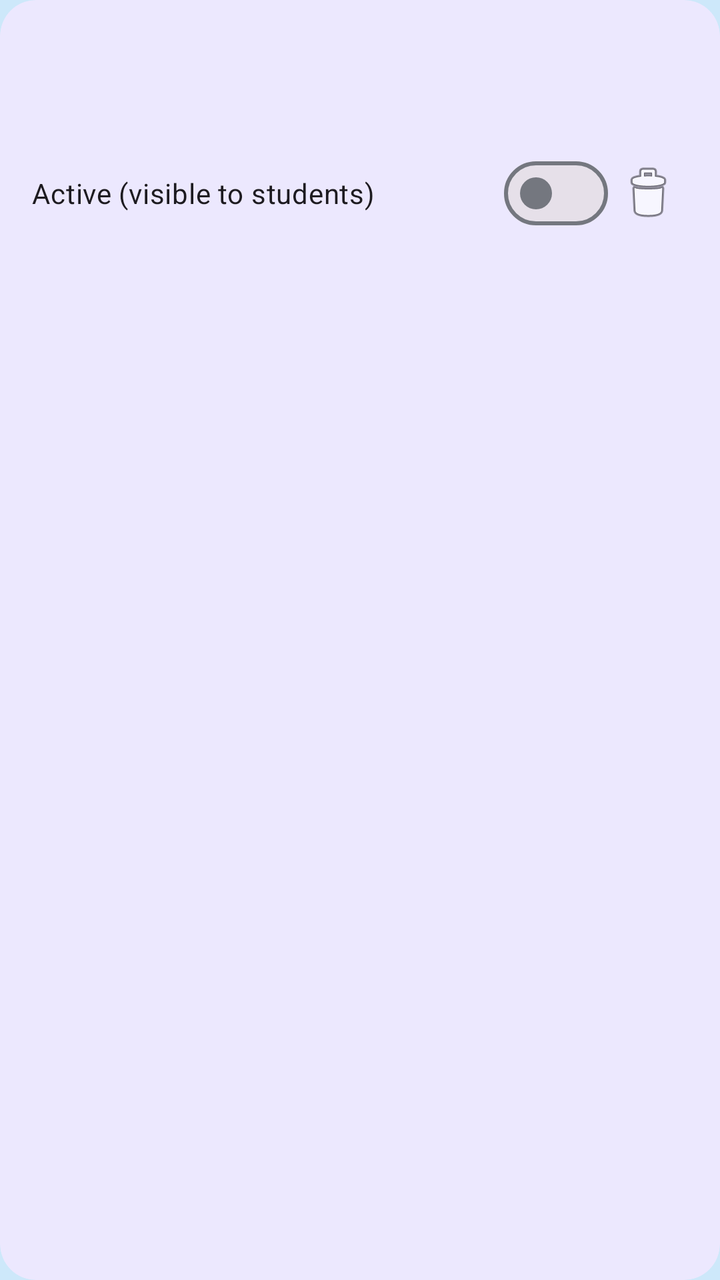
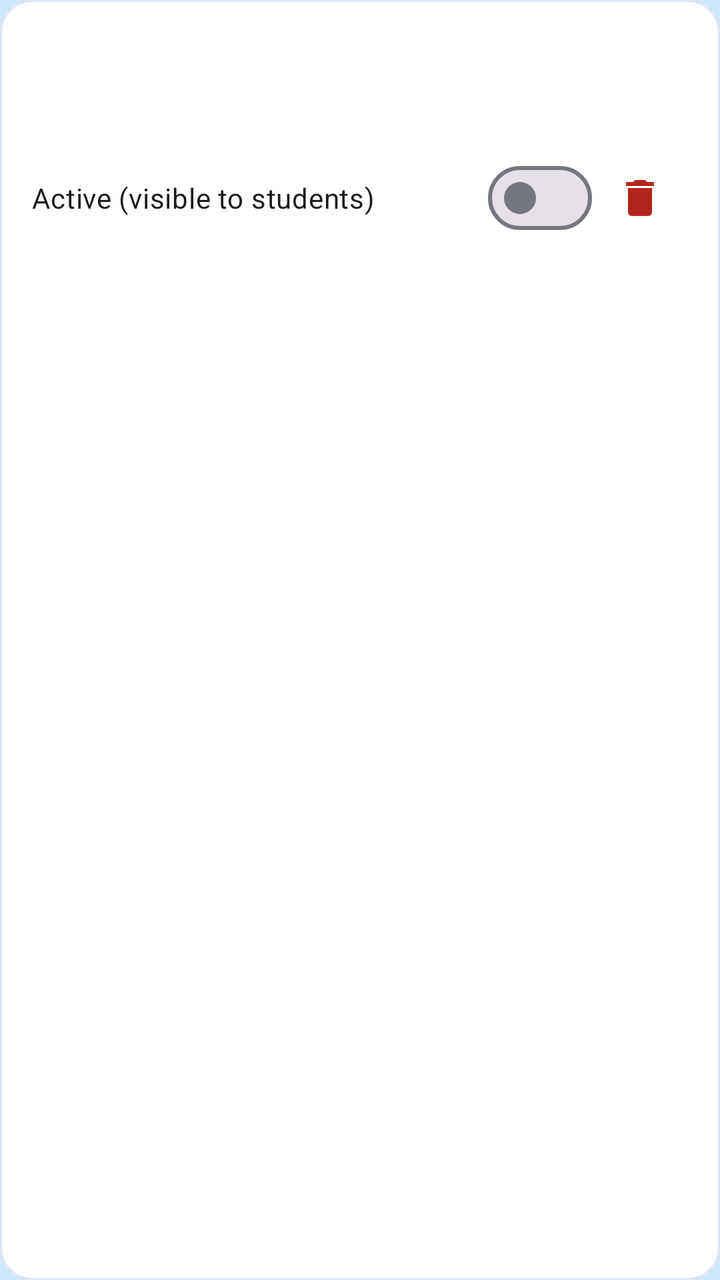

Screens rendered from an Android XML layout before and after an edit, with the pre-edit source and the edit as a unified diff.
<!-- AndroidManifest.xml: application theme Theme.CampusConnect -->
<!-- res/layout/item_ad_row.xml -->
<?xml version="1.0" encoding="utf-8"?>
<com.google.android.material.card.MaterialCardView xmlns:android="http://schemas.android.com/apk/res/android"
    xmlns:app="http://schemas.android.com/apk/res-auto"
    android:layout_width="match_parent"
    android:layout_height="wrap_content"
    android:layout_margin="8dp"
    app:cardCornerRadius="18dp"
    app:cardElevation="0dp">

    <LinearLayout
        android:layout_width="match_parent"
        android:layout_height="wrap_content"
        android:orientation="vertical"
        android:padding="16dp">

        <ImageView
            android:id="@+id/adImage"
            android:layout_width="match_parent"
            android:layout_height="120dp"
            android:layout_marginBottom="8dp"
            android:scaleType="centerCrop"
            android:visibility="gone"
            android:contentDescription="@string/create_ad" />

        <TextView
            android:id="@+id/adTitle"
            android:layout_width="match_parent"
            android:layout_height="wrap_content"
            android:textStyle="bold"
            android:textSize="16sp" />

        <TextView
            android:id="@+id/adMessage"
            android:layout_width="match_parent"
            android:layout_height="wrap_content"
            android:layout_marginTop="4dp"
            android:textSize="14sp" />

        <LinearLayout
            android:layout_width="match_parent"
            android:layout_height="wrap_content"
            android:layout_marginTop="12dp"
            android:gravity="center_vertical"
            android:orientation="horizontal">

            <com.google.android.material.materialswitch.MaterialSwitch
                android:id="@+id/activeSwitch"
                android:layout_width="0dp"
                android:layout_height="wrap_content"
                android:layout_weight="1"
                android:text="@string/ad_active_label" />

            <ImageButton
                android:id="@+id/deleteAdButton"
                android:layout_width="40dp"
                android:layout_height="40dp"
                android:background="?attr/selectableItemBackgroundBorderless"
                android:src="@android:drawable/ic_menu_delete"
                android:contentDescription="@string/delete_event" />
        </LinearLayout>
    </LinearLayout>
</com.google.android.material.card.MaterialCardView>
<!-- resources referenced by this layout -->
<resources>
  <style name="Base.Theme.CampusConnect" parent="Theme.Material3.DayNight.NoActionBar">
          
          <item name="colorPrimary">@color/primary</item>
          <item name="colorOnPrimary">@color/on_primary</item>
          <item name="colorSecondary">@color/secondary</item>
          <item name="colorOnSecondary">@color/on_secondary</item>
          <item name="colorTertiary">@color/tertiary</item>
          <item name="colorOnTertiary">@color/on_tertiary</item>
          <item name="android:windowBackground">@color/background</item>
          <item name="colorSurface">@color/surface</item>
          <item name="colorOnSurface">@color/on_surface</item>
  
          <item name="colorSurfaceVariant">@color/surface_variant</item>
          <item name="colorOnSurfaceVariant">@color/on_surface_variant</item>
          <item name="colorError">@color/error</item>
          <item name="colorOnError">@color/on_error</item>
          <item name="colorOutline">@color/outline</item>
          <item name="colorOutlineVariant">@color/outline_variant</item>
          <item name="android:statusBarColor">@color/primary</item>
  
          
          <item name="materialCardViewStyle">@style/Widget.CampusConnect.Card</item>
          <item name="toolbarStyle">@style/Widget.CampusConnect.Toolbar</item>
      </style>
  <style name="Widget.CampusConnect.Card" parent="Widget.Material3.CardView.Elevated">
          
          <item name="cardBackgroundColor">@color/tile_bg</item>
          <item name="cardCornerRadius">18dp</item>
          <item name="cardElevation">0dp</item>
          <item name="strokeWidth">0dp</item>
      </style>
  <style name="Widget.CampusConnect.Toolbar" parent="Widget.Material3.Toolbar">
          <item name="navigationIconTint">?attr/colorOnPrimary</item>
          <item name="android:theme">@style/ThemeOverlay.CampusConnect.Toolbar</item>
      </style>
  <color name="tile_bg">#ECE8FE</color>
  <style name="ThemeOverlay.CampusConnect.Toolbar" parent="">
          <item name="colorControlNormal">?attr/colorOnPrimary</item>
      </style>
  <!-- unchanged entries left out for length: 19 -->
</resources>

<!-- the commit's change to res/layout/item_ad_row.xml (unified diff, before → after) -->
@@ -3,21 +3,21 @@
     xmlns:app="http://schemas.android.com/apk/res-auto"
     android:layout_width="match_parent"
     android:layout_height="wrap_content"
-    android:layout_margin="8dp"
-    app:cardCornerRadius="18dp"
-    app:cardElevation="0dp">
+    android:layout_margin="@dimen/space_s"
+    app:cardCornerRadius="@dimen/radius_card">
 
     <LinearLayout
         android:layout_width="match_parent"
         android:layout_height="wrap_content"
         android:orientation="vertical"
-        android:padding="16dp">
+        android:padding="@dimen/space_l">
 
         <ImageView
             android:id="@+id/adImage"
             android:layout_width="match_parent"
             android:layout_height="120dp"
-            android:layout_marginBottom="8dp"
+            android:layout_marginBottom="@dimen/space_s"
+            android:background="@drawable/bg_image_placeholder"
             android:scaleType="centerCrop"
             android:visibility="gone"
             android:contentDescription="@string/create_ad" />
@@ -26,20 +26,19 @@
             android:id="@+id/adTitle"
             android:layout_width="match_parent"
             android:layout_height="wrap_content"
-            android:textStyle="bold"
-            android:textSize="16sp" />
+            android:textAppearance="@style/TextAppearance.CampusConnect.CardTitle" />
 
         <TextView
             android:id="@+id/adMessage"
             android:layout_width="match_parent"
             android:layout_height="wrap_content"
-            android:layout_marginTop="4dp"
-            android:textSize="14sp" />
+            android:layout_marginTop="@dimen/space_xs"
+            android:textAppearance="@style/TextAppearance.CampusConnect.Body" />
 
         <LinearLayout
             android:layout_width="match_parent"
             android:layout_height="wrap_content"
-            android:layout_marginTop="12dp"
+            android:layout_marginTop="@dimen/space_m"
             android:gravity="center_vertical"
             android:orientation="horizontal">
 
@@ -52,10 +51,13 @@
 
             <ImageButton
                 android:id="@+id/deleteAdButton"
-                android:layout_width="40dp"
-                android:layout_height="40dp"
+                android:layout_width="@dimen/touch_target"
+                android:layout_height="@dimen/touch_target"
+                android:padding="@dimen/space_m"
+                android:scaleType="fitCenter"
                 android:background="?attr/selectableItemBackgroundBorderless"
-                android:src="@android:drawable/ic_menu_delete"
+                android:src="@drawable/ic_delete"
+                app:tint="?attr/colorError"
                 android:contentDescription="@string/delete_event" />
         </LinearLayout>
     </LinearLayout>
<!-- resource entries referenced after the edit -->
@@ -1,5 +1,55 @@
 <!-- resources referenced by this layout -->
 <resources>
+  <dimen name="radius_card">16dp</dimen>
+  <dimen name="space_l">16dp</dimen>
+  <dimen name="space_m">12dp</dimen>
+  <dimen name="space_s">8dp</dimen>
+  <dimen name="space_xs">4dp</dimen>
+  <dimen name="touch_target">48dp</dimen>
+  <!-- drawable bg_image_placeholder (drawable) -->
+  <?xml version="1.0" encoding="utf-8"?>
+  <layer-list xmlns:android="http://schemas.android.com/apk/res/android">
+      <item>
+          <shape android:shape="rectangle">
+              <solid android:color="@color/image_placeholder" />
+          </shape>
+      </item>
+      <item
+          android:width="32dp"
+          android:height="32dp"
+          android:gravity="center"
+          android:drawable="@drawable/ic_image_placeholder" />
+  </layer-list>
+  <!-- drawable ic_delete (drawable) -->
+  <?xml version="1.0" encoding="utf-8"?>
+  <vector xmlns:android="http://schemas.android.com/apk/res/android"
+      android:width="24dp" android:height="24dp"
+      android:viewportWidth="24" android:viewportHeight="24">
+      <path android:fillColor="#FF000000"
+          android:pathData="M6,19c0,1.1 0.9,2 2,2h8c1.1,0 2,-0.9 2,-2V7H6v12zM19,4h-3.5l-1,-1h-5l-1,1H5v2h14V4z" />
+  </vector>
+  <style name="TextAppearance.CampusConnect.Body" parent="TextAppearance.Material3.BodyLarge">
+          <item name="android:textSize">15sp</item>
+          <item name="android:textColor">@color/text_primary</item>
+      </style>
+  <style name="TextAppearance.CampusConnect.CardTitle" parent="TextAppearance.Material3.TitleMedium">
+          <item name="android:textSize">17sp</item>
+          <item name="android:textStyle">bold</item>
+      </style>
+  <color name="image_placeholder">#D7DCEB</color>
+  <!-- drawable ic_image_placeholder (drawable) -->
+  <?xml version="1.0" encoding="utf-8"?>
+  <vector xmlns:android="http://schemas.android.com/apk/res/android"
+      android:width="24dp"
+      android:height="24dp"
+      android:viewportWidth="24"
+      android:viewportHeight="24">
+      <path
+          android:fillColor="@color/text_secondary"
+          android:fillAlpha="0.6"
+          android:pathData="M21,19V5c0,-1.1 -0.9,-2 -2,-2H5c-1.1,0 -2,0.9 -2,2v14c0,1.1 0.9,2 2,2h14c1.1,0 2,-0.9 2,-2zM8.5,13.5l2.5,3.01L14.5,12l4.5,6H5l3.5,-4.5z" />
+  </vector>
+  <color name="text_primary">#1B1B2F</color>
   <style name="Base.Theme.CampusConnect" parent="Theme.Material3.DayNight.NoActionBar">
           
           <item name="colorPrimary">@color/primary</item>
@@ -22,23 +72,61 @@
   
           
           <item name="materialCardViewStyle">@style/Widget.CampusConnect.Card</item>
+          <item name="materialButtonStyle">@style/Widget.CampusConnect.Button</item>
+          <item name="materialAlertDialogTheme">@style/ThemeOverlay.CampusConnect.Dialog</item>
+          <item name="alertDialogTheme">@style/ThemeOverlay.CampusConnect.Dialog</item>
+          <item name="snackbarStyle">@style/Widget.CampusConnect.Snackbar</item>
+          <item name="android:windowAnimationStyle">@style/Animation.CampusConnect.Activity</item>
           <item name="toolbarStyle">@style/Widget.CampusConnect.Toolbar</item>
       </style>
-  <style name="Widget.CampusConnect.Card" parent="Widget.Material3.CardView.Elevated">
-          
-          <item name="cardBackgroundColor">@color/tile_bg</item>
-          <item name="cardCornerRadius">18dp</item>
+  <color name="text_secondary">#565B6E</color>
+  <style name="Widget.CampusConnect.Card" parent="Widget.Material3.CardView.Outlined">
+          <item name="cardBackgroundColor">@color/card_surface</item>
+          <item name="cardCornerRadius">@dimen/radius_card</item>
           <item name="cardElevation">0dp</item>
-          <item name="strokeWidth">0dp</item>
+          <item name="strokeWidth">1dp</item>
+          <item name="strokeColor">@color/card_stroke</item>
+      </style>
+  <style name="Widget.CampusConnect.Button" parent="Widget.Material3.Button">
+          <item name="android:minHeight">@dimen/touch_target</item>
+          <item name="android:textAppearance">@style/TextAppearance.CampusConnect.Label</item>
+      </style>
+  <style name="ThemeOverlay.CampusConnect.Dialog" parent="ThemeOverlay.Material3.MaterialAlertDialog">
+          <item name="shapeAppearanceCornerExtraLarge">@style/ShapeAppearance.CampusConnect.Dialog</item>
+      </style>
+  <style name="Widget.CampusConnect.Snackbar" parent="Widget.Material3.Snackbar">
+          <item name="android:layout_margin">@dimen/space_m</item>
+      </style>
+  <style name="Animation.CampusConnect.Activity" parent="@android:style/Animation.Activity">
+          <item name="android:activityOpenEnterAnimation">@anim/screen_enter</item>
+          <item name="android:activityOpenExitAnimation">@anim/screen_exit_behind</item>
+          <item name="android:activityCloseEnterAnimation">@anim/screen_enter_behind</item>
+          <item name="android:activityCloseExitAnimation">@anim/screen_exit</item>
       </style>
   <style name="Widget.CampusConnect.Toolbar" parent="Widget.Material3.Toolbar">
-          <item name="navigationIconTint">?attr/colorOnPrimary</item>
+          <item name="navigationIconTint">@color/on_header</item>
+          <item name="titleTextColor">@color/on_header</item>
+          <item name="subtitleTextColor">@color/on_header_secondary</item>
           <item name="android:theme">@style/ThemeOverlay.CampusConnect.Toolbar</item>
       </style>
-  <color name="tile_bg">#ECE8FE</color>
+  <color name="card_surface">#FFFFFF</color>
+  <color name="card_stroke">#DCE3F0</color>
+  <style name="TextAppearance.CampusConnect.Label" parent="TextAppearance.Material3.LabelLarge">
+          <item name="android:textSize">14sp</item>
+          <item name="android:textStyle">bold</item>
+      </style>
+  <style name="ShapeAppearance.CampusConnect.Dialog" parent="">
+          <item name="cornerFamily">rounded</item>
+          <item name="cornerSize">@dimen/radius_hero</item>
+      </style>
+  <color name="on_header">#FFFFFF</color>
+  <color name="on_header_secondary">#E6E0FF</color>
   <style name="ThemeOverlay.CampusConnect.Toolbar" parent="">
-          <item name="colorControlNormal">?attr/colorOnPrimary</item>
+          
+          <item name="colorOnPrimary">@color/on_header</item>
+          <item name="colorControlNormal">@color/on_header</item>
       </style>
+  <dimen name="radius_hero">24dp</dimen>
   <!-- unchanged entries left out for length: 19 -->
 </resources>
 
